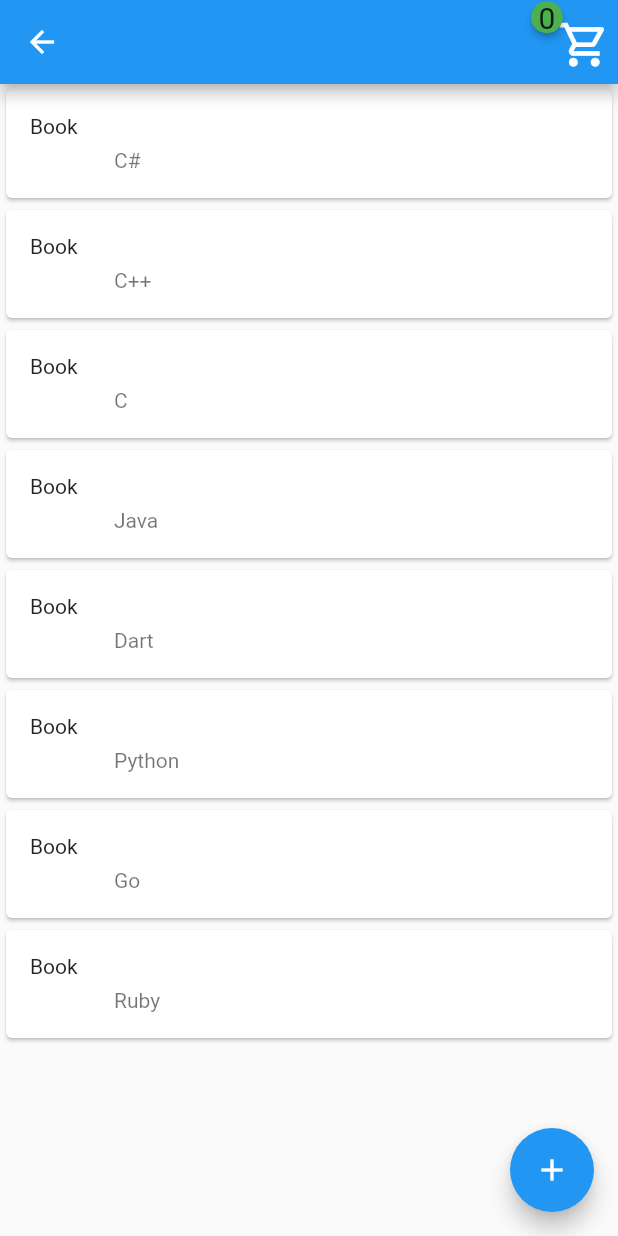
After one commit to sepehr7484/workoutFlutter, a Flutter app: the CallBadge screen opened directly, on a phone screen of 412 x 824 dp. The commit adds this screen. Run offline on Flutter 3.47's test engine with Material 2 defaults, Android fonts, the phone set to English and light mode, and no system bars; drawn by our look-alikes of badges.

Commit message:
add Widget Badge

```diff
--- /dev/null
+++ b/lib/badge.dart
@@ -0,0 +1,108 @@
+import 'package:flutter/material.dart';
+import 'package:learning1/tools.dart';
+import 'package:badges/badges.dart';
+
+class CallBadge extends StatefulWidget {
+  @override
+  _CallBadgeState createState() => _CallBadgeState();
+}
+
+class _CallBadgeState extends State<CallBadge> {
+  int num = 0;
+
+  List<String> lang = [
+    'C#',
+    'C++',
+    'C',
+    'Java',
+    'Dart',
+    'Python',
+    'Go',
+    'Ruby'
+  ];
+  @override
+  Widget build(BuildContext context) {
+    return Scaffold(
+      appBar: app_bars1(),
+      body: ListView.builder(
+          itemCount: lang.length,
+          itemBuilder: (context, index) {
+            return Card(
+              child: ListTile(
+                onTap: () {
+                  setState(() {
+                    select.add(lang[index]);
+                  });
+                },
+                leading: Text('Book'),
+                subtitle: Text(lang[index]),
+              ),
+            );
+          }),
+      floatingActionButton: FloatingActionButton(
+        onPressed: () {
+          setState(() {
+            num++;
+          });
+        },
+        child: Icon(Icons.add),
+      ),
+    );
+  }
+
+  app_bars1() {
+    return AppBar(
+      actions: [
+        Badge(
+          animationDuration: Duration(seconds: 1),
+          animationType: BadgeAnimationType.scale,
+          badgeContent: Text(
+            select.length.toString(),
+            style: TextStyle(fontSize: 20),
+          ),
+          badgeColor: Colors.green,
+          shape: BadgeShape.circle,
+          position: BadgePosition.topStart(),
+          child: IconButton(
+            onPressed: () {
+              Navigator.of(context).push(MaterialPageRoute(builder: (context) {
+                return ShowSelect();
+              }));
+            },
+            icon: const Icon(
+              Icons.shopping_cart_outlined,
+              size: 35,
+            ),
+          ),
+        ),
+      ],
+    );
+  }
+}
+
+class ShowSelect extends StatelessWidget {
+  @override
+  Widget build(BuildContext context) {
+    return Scaffold(
+      appBar: AppBar(),
+      body: GridView.builder(
+          itemCount: select.length,
+          gridDelegate: SliverGridDelegateWithFixedCrossAxisCount(
+              crossAxisCount: 2, crossAxisSpacing: 10, mainAxisSpacing: 10),
+          itemBuilder: (ctx, index) {
+            return GestureDetector(
+              onTap: () {
+                select.remove(select[index]);
+              },
+              child: Container(
+                margin: EdgeInsets.all(10),
+                color: Colors.amber,
+                child: Center(
+                  child: Text(select[index]),
+                ),
+              ),
+            );
+          }),
+    );
+  }
+}
--- a/lib/tools.dart
+++ b/lib/tools.dart
@@ -1,4 +1,5 @@
 import 'package:flutter/material.dart';
+import 'package:learning1/badge.dart';
 import 'package:learning1/quiz/azmon.dart';
 import 'package:learning1/p_g_builder.dart';
 import 'package:learning1/pageview.dart';
@@ -23,7 +24,7 @@ Set<String> nameItems = {
   'PageView',
   'P_V.Builder',
   'Quiz',
-  'PageView3',
+  'Badge',
   'PageView4',
   'PageView5'
 };
@@ -35,6 +36,7 @@ List<String> urlimg = [
   'assest/pageview.png',
   'assest/pageview.png',
 ];
+List<String> select = [];
 styletxthome() {
   return TextStyle(
       fontSize: 20, fontWeight: FontWeight.bold, color: Colors.black);
@@ -44,7 +46,7 @@ List<Widget> pageitem = [
   Pageview1(),
   P_V_Builder(),
   Azmoon(),
-  Pageview1(),
+  CallBadge(),
   Pageview1(),
   Pageview1(),
 ];
--- a/pubspec.yaml
+++ b/pubspec.yaml
@@ -34,6 +34,7 @@ dependencies:
   # The following adds the Cupertino Icons font to your application.
   # Use with the CupertinoIcons class for iOS style icons.
   cupertino_icons: ^1.0.2
+  badges: ^2.0.2
 
 dev_dependencies:
   flutter_test:
```
Also changed, not shown: pubspec.lock.
